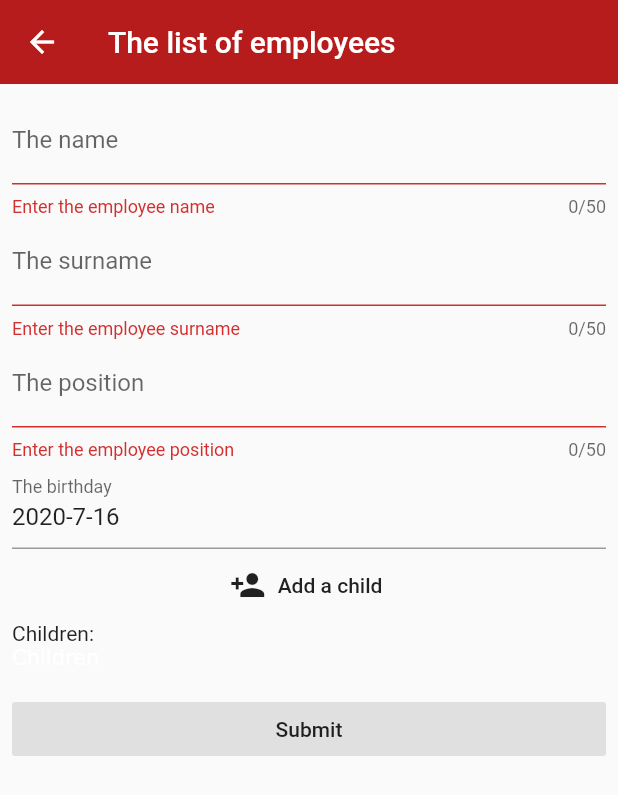
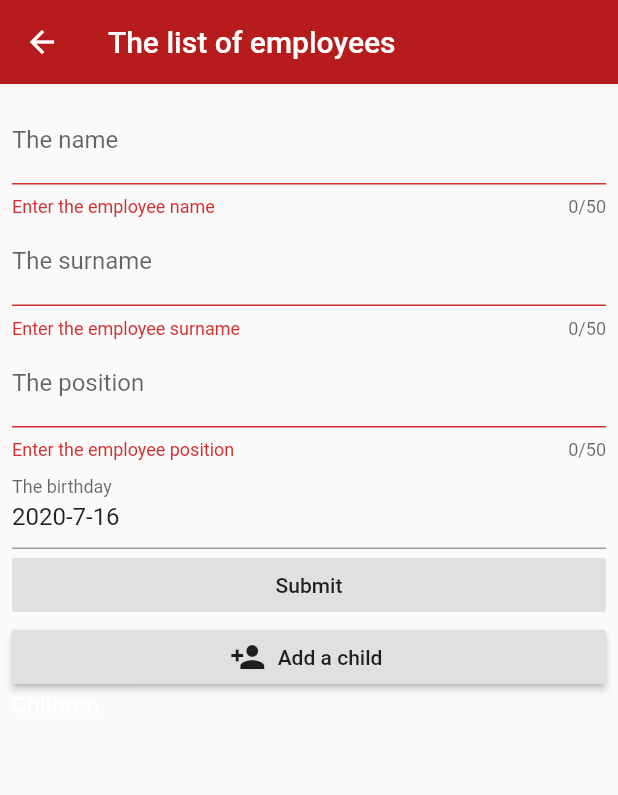
Before and after one commit to IvansPhoto/employees_children, a Flutter app: the NewEmployee screen opened by its route, on a phone screen of 412 x 824 dp. Shown: the top 795 px of the screen. Run offline on Flutter 3.47's test engine with Material 2 defaults, Android fonts, the phone set to English and light mode, and no system bars; our stand-ins replace hive, hive_flutter, rxdart; accounts and stored records are empty; generated files the repository leaves out were written again.

Commit message:
Added HiveList and children

```diff
--- a/lib/pages/NewEmployee/NewEmployeeForm.dart
+++ b/lib/pages/NewEmployee/NewEmployeeForm.dart
@@ -20,7 +20,6 @@ class _EmployeeFormState extends State<EmployeeForm> {
   TextEditingController _surnameTEC;
   TextEditingController _positionTEC;
 
-//  TextEditingController _birthdayTEC;
   DateTime _birthday;
   String _birthdayText;
   HiveList<ChildrenData> _childrenList;
@@ -30,11 +29,11 @@ class _EmployeeFormState extends State<EmployeeForm> {
 
   @override
   void initState() {
+    print(widget.employee ?? "employee is Null");
     if (widget.employee == null) {
       _nameTEC = TextEditingController();
       _surnameTEC = TextEditingController();
       _positionTEC = TextEditingController();
-//      _birthdayTEC = TextEditingController(text: 'Not set');
       _birthday = DateTime.now();
       _birthdayText = '${DateTime.now().year.toString()}-${DateTime.now().month.toString()}-${DateTime.now().day.toString()}';
       _childrenList = HiveList(childrenBox);
@@ -42,7 +41,6 @@ class _EmployeeFormState extends State<EmployeeForm> {
       _nameTEC = TextEditingController(text: widget.employee.name);
       _surnameTEC = TextEditingController(text: widget.employee.surName);
       _positionTEC = TextEditingController(text: widget.employee.position);
-//      _birthdayTEC = TextEditingController(text: '${widget.employee.birthdate.year.toString()}-${widget.employee.birthdate.month.toString()}-${widget.employee.birthdate.day.toString()}');
       _birthday = widget.employee.birthdate;
       _birthdayText = '${widget.employee.birthdate.year.toString()}-${widget.employee.birthdate.month.toString()}-${widget.employee.birthdate.day.toString()}';
       _childrenList = widget.employee.children;
@@ -55,7 +53,6 @@ class _EmployeeFormState extends State<EmployeeForm> {
     _nameTEC.dispose();
     _surnameTEC.dispose();
     _positionTEC.dispose();
-//    _birthdayTEC.dispose();
     super.dispose();
   }
 
@@ -65,10 +62,12 @@ class _EmployeeFormState extends State<EmployeeForm> {
       surName: _surnameTEC.text,
       birthdate: _birthday,
       position: _positionTEC.text,
-//      children: _childrenList, //Check output from ChildrenList
+      children: HiveList(childrenBox), //Check output from ChildrenList
     ));
     Navigator.of(context).pop();
-    Scaffold.of(context).showSnackBar(SnackBar(
+    Scaffold.of(context)
+      ..removeCurrentSnackBar()
+      ..showSnackBar(SnackBar(
         content: Text('The employee has been added.'),
         elevation: 0,
         duration: Duration(seconds: 5),
@@ -80,38 +79,27 @@ class _EmployeeFormState extends State<EmployeeForm> {
     widget.employee.surName = _surnameTEC.text;
     widget.employee.position = _positionTEC.text;
     widget.employee.birthdate = _birthday;
-    widget.employee.children = _childrenList;
+//    widget.employee.children = HiveList(childrenBox);
     widget.employee.save();
     Navigator.of(context).pop();
-    Scaffold.of(context).showSnackBar(SnackBar(
+    Scaffold.of(context)
+      ..removeCurrentSnackBar()
+      ..showSnackBar(SnackBar(
         content: Text('The employee has been updated.'),
         elevation: 0,
         duration: Duration(seconds: 5),
       ));
   }
 
-  List<Widget> _showChildrenList(List<ChildrenData> _childrenList) {
-    List<Widget> _childrenWidgets = [];
-    _childrenWidgets.add(Text('Children:'));
-    if (_childrenList == null) {
-      _childrenWidgets.add(Text('Without children'));
-      return _childrenWidgets;
-    } else {
-      for (int i = 0; i < _childrenList.length; i++) {
-        _childrenWidgets.add(Text('${i + 1}: ${_childrenList[i].surName} ${_childrenList[i].name} ${_childrenList[i].patronymic}'));
-      }
-    }
-    return _childrenWidgets;
-  }
-
-  void _selectChildren(context) async {
-//    Navigator.pushNamed(context, RouteNames.selectChildren);
-    List<ChildrenData> children = await Navigator.push(context, MaterialPageRoute(builder: (context) => SelectChildren(employee: widget.employee)));
+  void _selectChildren(context) {
+    print(widget.employee.surName ?? "employee is Null");
+    Navigator.pushNamed(context, RouteNames.selectChildren, arguments: widget.employee);
+//    List<ChildrenData> children = await Navigator.push(context, MaterialPageRoute(builder: (context) => SelectChildren(employee: widget.employee)));
 //    if (children != null) setState(() => _childrenList.addAll(children));
 //    children.forEach((element) => print(element.name));
     Scaffold.of(context)
       ..removeCurrentSnackBar()
-      ..showSnackBar(SnackBar(content: Text('${children.length ?? 'None'} are selected.')));
+      ..showSnackBar(SnackBar(content: Text('${widget.employee.name ?? 'None'} are selected.')));
   }
 
   @override
@@ -162,7 +150,13 @@ class _EmployeeFormState extends State<EmployeeForm> {
                     })),
                 decoration: const InputDecoration(hintText: 'Birthday', labelText: "The birthday"),
               ),
-              FlatButton.icon(
+              RaisedButton(
+                elevation: 0,
+                onPressed: () => {if (widget._formKey.currentState.validate()) widget.employee == null ? _addEmployee() : _updateEmployee()},
+                child: widget.employee == null ? const Text('Submit') : const Text('Update'),
+              ),
+
+              RaisedButton.icon(
                 onPressed: () {
                   _selectChildren(context);
                 },
@@ -170,15 +164,8 @@ class _EmployeeFormState extends State<EmployeeForm> {
                 label: Text('Add a child'),
               ),
 
-              ..._showChildrenList(_childrenList),
-
               _EmployeeChildrenList(childrenList: _childrenList, employeesBox: employeesBox,),
 
-              RaisedButton(
-                elevation: 0,
-                onPressed: () => {if (widget._formKey.currentState.validate()) widget.employee == null ? _addEmployee() : _updateEmployee()},
-                child: widget.employee == null ? const Text('Submit') : const Text('Update'),
-              ),
             ],
           )),
     );
```
Also changed, not shown: lib/classes.dart (+25 -1 lines), lib/pages/DeleteConfirmation.dart (+7 -5 lines), lib/pages/SelectChildren/SelectChildren.dart (+4 -18 lines), lib/pages/SelectChildren/SelectChildrenListTitle.dart (+5 -5 lines). Lines whose indentation alone changed are shown as unchanged.
